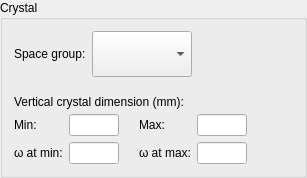
First picture: the form in Bricks/widgets/ui_files/Qt4_vertical_crystal_dimension_widget_layout.ui, repository mxcube/mxcubeqt, before the edit.
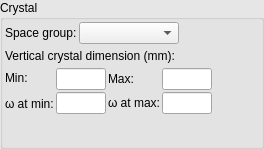
Second picture: the form after the edit.

The edit to the form file:
```diff
--- a/Bricks/widgets/ui_files/Qt4_vertical_crystal_dimension_widget_layout.ui
+++ b/Bricks/widgets/ui_files/Qt4_vertical_crystal_dimension_widget_layout.ui
@@ -6,8 +6,8 @@
    <rect>
     <x>0</x>
     <y>0</y>
-    <width>307</width>
-    <height>178</height>
+    <width>264</width>
+    <height>149</height>
    </rect>
   </property>
   <property name="sizePolicy">
@@ -16,6 +16,70 @@
     <verstretch>0</verstretch>
    </sizepolicy>
   </property>
+  <property name="palette">
+   <palette>
+    <active>
+     <colorrole role="Base">
+      <brush brushstyle="SolidPattern">
+       <color alpha="255">
+        <red>255</red>
+        <green>255</green>
+        <blue>255</blue>
+       </color>
+      </brush>
+     </colorrole>
+     <colorrole role="Window">
+      <brush brushstyle="SolidPattern">
+       <color alpha="255">
+        <red>230</red>
+        <green>230</green>
+        <blue>230</blue>
+       </color>
+      </brush>
+     </colorrole>
+    </active>
+    <inactive>
+     <colorrole role="Base">
+      <brush brushstyle="SolidPattern">
+       <color alpha="255">
+        <red>255</red>
+        <green>255</green>
+        <blue>255</blue>
+       </color>
+      </brush>
+     </colorrole>
+     <colorrole role="Window">
+      <brush brushstyle="SolidPattern">
+       <color alpha="255">
+        <red>230</red>
+        <green>230</green>
+        <blue>230</blue>
+       </color>
+      </brush>
+     </colorrole>
+    </inactive>
+    <disabled>
+     <colorrole role="Base">
+      <brush brushstyle="SolidPattern">
+       <color alpha="255">
+        <red>230</red>
+        <green>230</green>
+        <blue>230</blue>
+       </color>
+      </brush>
+     </colorrole>
+     <colorrole role="Window">
+      <brush brushstyle="SolidPattern">
+       <color alpha="255">
+        <red>230</red>
+        <green>230</green>
+        <blue>230</blue>
+       </color>
+      </brush>
+     </colorrole>
+    </disabled>
+   </palette>
+  </property>
   <property name="windowTitle">
    <string>VerticalCrystalDimensionWidget</string>
   </property>
@@ -38,15 +102,27 @@
       <bool>false</bool>
      </property>
      <layout class="QHBoxLayout">
+      <property name="spacing">
+       <number>2</number>
+      </property>
+      <property name="margin">
+       <number>2</number>
+      </property>
       <item>
        <layout class="QVBoxLayout">
         <property name="spacing">
-         <number>15</number>
+         <number>2</number>
         </property>
         <item>
          <layout class="QHBoxLayout">
+          <property name="spacing">
+           <number>2</number>
+          </property>
           <item>
            <layout class="QHBoxLayout">
+            <property name="spacing">
+             <number>2</number>
+            </property>
             <item>
              <widget class="QLabel" name="space_group_label">
               <property name="text">
@@ -100,6 +176,9 @@
           </property>
           <item>
            <layout class="QHBoxLayout">
+            <property name="spacing">
+             <number>2</number>
+            </property>
             <item>
              <widget class="QLabel" name="dimension_label">
               <property name="text">
@@ -139,10 +218,13 @@
             <item>
              <layout class="QHBoxLayout">
               <property name="spacing">
-               <number>20</number>
+               <number>2</number>
               </property>
               <item>
                <layout class="QHBoxLayout">
+                <property name="spacing">
+                 <number>2</number>
+                </property>
                 <item>
                  <layout class="QVBoxLayout">
                   <item>
@@ -169,6 +251,9 @@
                 </item>
                 <item>
                  <layout class="QVBoxLayout">
+                  <property name="spacing">
+                   <number>2</number>
+                  </property>
                   <item>
                    <widget class="QLineEdit" name="min_vdim_ledit">
                     <property name="minimumSize">
@@ -207,8 +292,14 @@
               </item>
               <item>
                <layout class="QHBoxLayout">
+                <property name="spacing">
+                 <number>2</number>
+                </property>
                 <item>
                  <layout class="QVBoxLayout">
+                  <property name="spacing">
+                   <number>2</number>
+                  </property>
                   <item>
                    <widget class="QLabel" name="max_vdim_label">
                     <property name="text">
@@ -233,6 +324,9 @@
                 </item>
                 <item>
                  <layout class="QVBoxLayout">
+                  <property name="spacing">
+                   <number>2</number>
+                  </property>
                   <item>
                    <widget class="QLineEdit" name="max_vdim_ledit">
                     <property name="minimumSize">
@@ -289,6 +383,19 @@
             </item>
            </layout>
           </item>
+          <item>
+           <spacer name="verticalSpacer">
+            <property name="orientation">
+             <enum>Qt::Vertical</enum>
+            </property>
+            <property name="sizeHint" stdset="0">
+             <size>
+              <width>20</width>
+              <height>0</height>
+             </size>
+            </property>
+           </spacer>
+          </item>
          </layout>
         </item>
        </layout>
```
